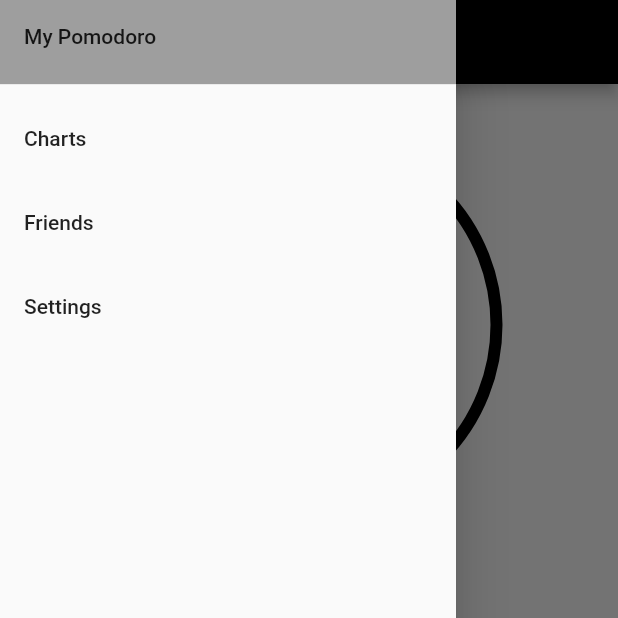
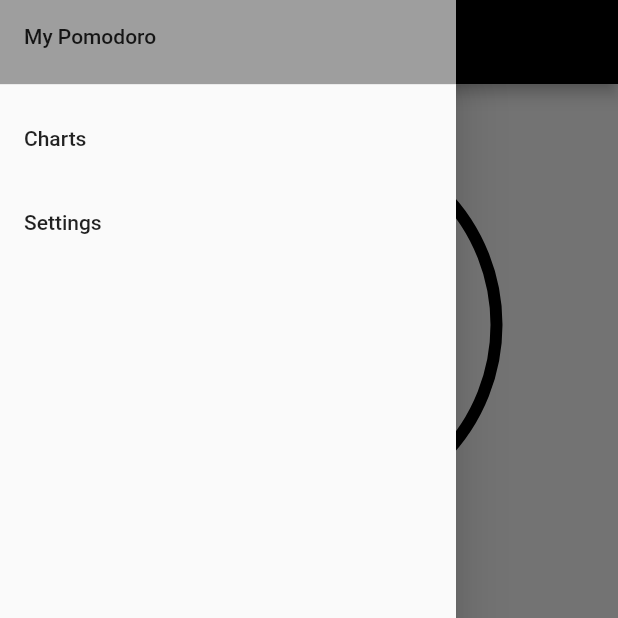
Before and after one commit to NathanPerezR/my_pomodoro, a Flutter app: the screen it shows after launch, with the side drawer open, on a phone screen of 412 x 824 dp, the top half of it. Run offline on Flutter 3.47's test engine with Material 2 defaults, Android fonts, the light colour scheme and no system bars; missing offline and left inert: window_manager.

Commit message:
removed page

```diff
--- a/lib/ui/DWidget.dart
+++ b/lib/ui/DWidget.dart
@@ -1,6 +1,5 @@
 import 'package:flutter/material.dart';
 import 'package:my_pomodoro/pages/Settings.dart';
-import '../pages/Friends.dart';
 import '../pages/Chart.dart';
 
 //returns Drawer to be used for Navigation in Home.dart
@@ -32,15 +31,6 @@ class DWidget extends StatelessWidget implements PreferredSizeWidget {
             },
           ),
           ListTile(
-            title: const Text('Friends'),
-            onTap: () {
-              Navigator.push(
-                context,
-                MaterialPageRoute(builder: (context) => Friends()),
-              );
-            },
-          ),
-          ListTile(
             title: const Text('Settings'),
             onTap: () {
               Navigator.push(
```
